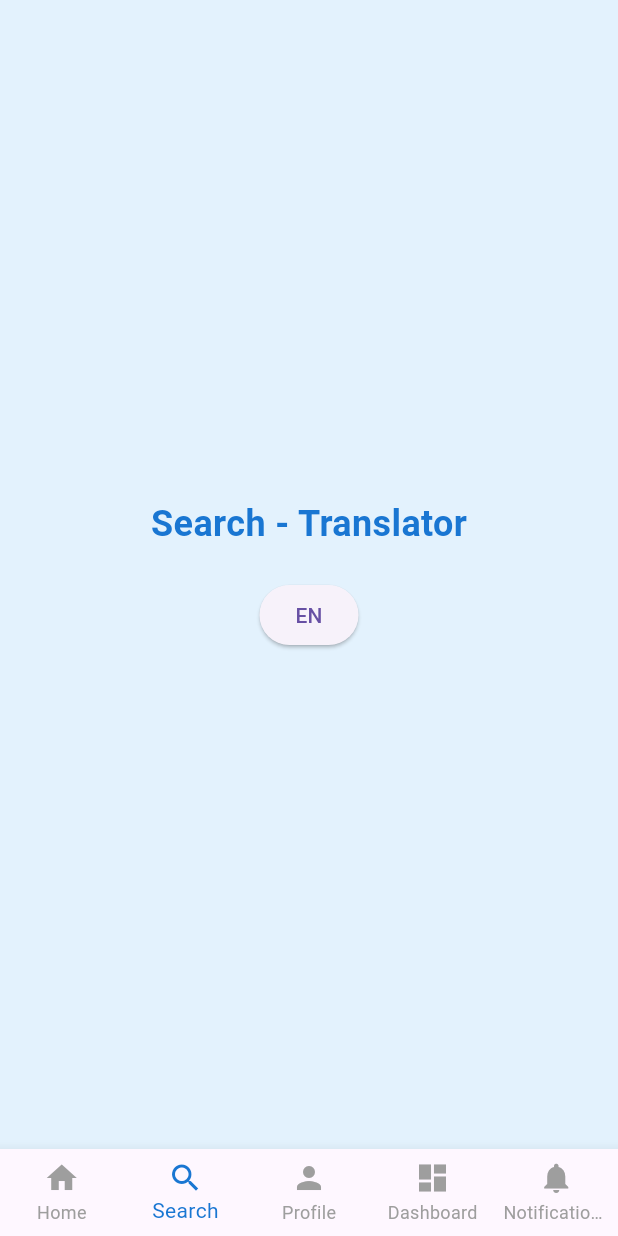
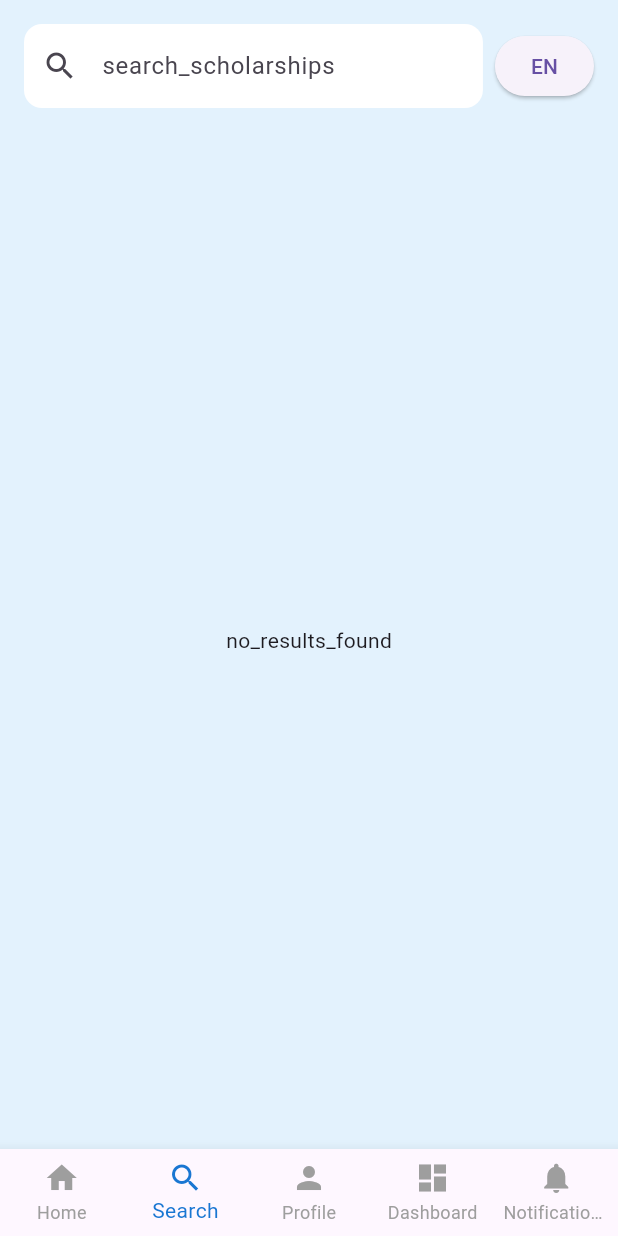
Before and after one commit to Ashithdeveloper/scholar_Track, a Flutter app: the MainPage screen opened directly, item 2 of the bottom bar chosen, on a phone screen of 412 x 824 dp. Run offline on Flutter 3.47's test engine with Material 3 defaults, Android fonts, the light colour scheme and no system bars; network calls fail.

Commit message:
Save current changes before pull

```diff
--- a/ScholerTrack/lib/homepage/mainpage.dart
+++ b/ScholerTrack/lib/homepage/mainpage.dart
@@ -98,8 +98,8 @@ class _MainPageState extends State<MainPage> {
   @override
   Widget build(BuildContext context) {
     final pages = [
-      HomePage(language: language, onLanguageChange: changeLanguage, translate: translate),
-      SearchPage(language: language, onLanguageChange: changeLanguage, translate: translate),
+      HomePage(language: language, onLanguageChange: changeLanguage, translate: translate, token: widget.token,),
+      SearchPage(language: language, onLanguageChange: changeLanguage, translate: translate, scholarships: [],),
       ProfilePage(language: language, onLanguageChange: changeLanguage, translate: translate, token: widget.token,),
       DashboardPage(language: language, onLanguageChange: changeLanguage, translate: translate),
       NotificationsPage(language: language, onLanguageChange: changeLanguage, translate: translate),
--- a/ScholerTrack/lib/homepage/searchpage.dart
+++ b/ScholerTrack/lib/homepage/searchpage.dart
@@ -1,26 +1,126 @@
 import 'package:flutter/material.dart';
 
-class SearchPage extends StatelessWidget {
+class SearchPage extends StatefulWidget {
   final String language;
   final VoidCallback onLanguageChange;
   final String Function(String) translate;
+  final List<Map<String, dynamic>> scholarships; // Pass fetched scholarships
 
-  SearchPage({Key? key, required this.language, required this.onLanguageChange, required this.translate}) : super(key:key);
+  const SearchPage({
+    Key? key,
+    required this.language,
+    required this.onLanguageChange,
+    required this.translate,
+    required this.scholarships,
+  }) : super(key: key);
 
   @override
-  Widget build(BuildContext context){
+  _SearchPageState createState() => _SearchPageState();
+}
+
+class _SearchPageState extends State<SearchPage> {
+  TextEditingController _searchController = TextEditingController();
+  List<Map<String, dynamic>> _filteredScholarships = [];
+
+  @override
+  void initState() {
+    super.initState();
+    _filteredScholarships = widget.scholarships;
+    _searchController.addListener(_onSearchChanged);
+  }
+
+  void _onSearchChanged() {
+    String query = _searchController.text.toLowerCase();
+    setState(() {
+      if (query.isEmpty) {
+        _filteredScholarships = widget.scholarships;
+      } else {
+        _filteredScholarships = widget.scholarships.where((s) {
+          final name = s['scholarship_name']?.toString().toLowerCase() ?? '';
+          final provider = s['providerName']?.toString().toLowerCase() ?? '';
+          return name.contains(query) || provider.contains(query);
+        }).toList();
+      }
+    });
+  }
+
+  @override
+  void dispose() {
+    _searchController.removeListener(_onSearchChanged);
+    _searchController.dispose();
+    super.dispose();
+  }
+
+  @override
+  Widget build(BuildContext context) {
     return Scaffold(
-        backgroundColor: Colors.blue.shade50,
-        body: Center(
-            child: Column(
-                mainAxisAlignment: MainAxisAlignment.center,
-                children:[
-                  Text("${translate("search")} - ${translate("translator")}", style: TextStyle(fontSize:24,fontWeight: FontWeight.bold,color: Colors.blue.shade700)),
-                  SizedBox(height:20),
-                  ElevatedButton(onPressed: onLanguageChange, child: Text(language)),
-                ]
-            )
-        )
+      backgroundColor: Colors.blue.shade50,
+      body: SafeArea(
+        child: Column(
+          children: [
+            // Top search bar
+            Padding(
+              padding: const EdgeInsets.all(16.0),
+              child: Row(
+                children: [
+                  Expanded(
+                    child: TextField(
+                      controller: _searchController,
+                      decoration: InputDecoration(
+                        hintText: widget.translate("search_scholarships"),
+                        prefixIcon: Icon(Icons.search),
+                        filled: true,
+                        fillColor: Colors.white,
+                        border: OutlineInputBorder(
+                          borderRadius: BorderRadius.circular(12),
+                          borderSide: BorderSide.none,
+                        ),
+                      ),
+                    ),
+                  ),
+                  SizedBox(width: 8),
+                  ElevatedButton(
+                      onPressed: widget.onLanguageChange,
+                      child: Text(widget.language))
+                ],
+              ),
+            ),
+
+            // Suggestions list
+            Expanded(
+              child: _filteredScholarships.isEmpty
+                  ? Center(
+                child: Text(widget.translate("no_results_found")),
+              )
+                  : ListView.builder(
+                padding: EdgeInsets.symmetric(horizontal: 16),
+                itemCount: _filteredScholarships.length,
+                itemBuilder: (context, index) {
+                  final s = _filteredScholarships[index];
+                  String provider =
+                      s['providerName'] ?? s['provider'] ?? "Unknown";
+                  String sector =
+                      s['provider_sector'] ?? s['providerSector'] ?? "N/A";
+                  return Card(
+                    margin: EdgeInsets.only(bottom: 12),
+                    shape: RoundedRectangleBorder(
+                        borderRadius: BorderRadius.circular(12)),
+                    child: ListTile(
+                      title: Text(s['scholarship_name'] ?? "No Name"),
+                      subtitle: Text(
+                          "Provider: $provider | Sector: $sector"),
+                      trailing: Icon(Icons.arrow_forward),
+                      onTap: () {
+                        // Navigate to details page if needed
+                      },
+                    ),
+                  );
+                },
+              ),
+            ),
+          ],
+        ),
+      ),
     );
   }
 }
--- a/ScholerTrack/pubspec.yaml
+++ b/ScholerTrack/pubspec.yaml
@@ -42,6 +42,8 @@ dev_dependencies:
   flutter_lints: ^5.0.0
   firebase_core: ^3.5.0
   firebase_auth: ^5.0.0
+  url_launcher: ^6.3.2
+
 
 
 # For information on the generic Dart part of this file, see the
```
Also changed, not shown: ScholerTrack/lib/homepage/homepage.dart (+101 -92 lines), ScholerTrack/lib/homepage/scholardetailpage.dart (added, +238 -0 lines), ScholerTrack/pubspec.lock, 5 other files.
